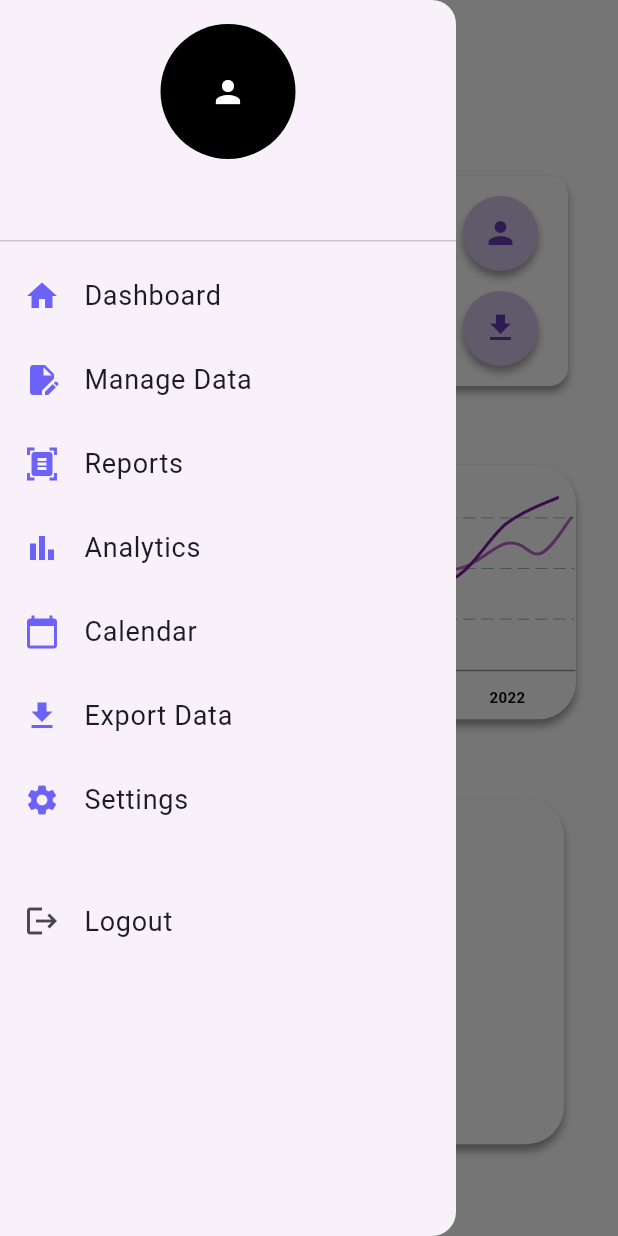
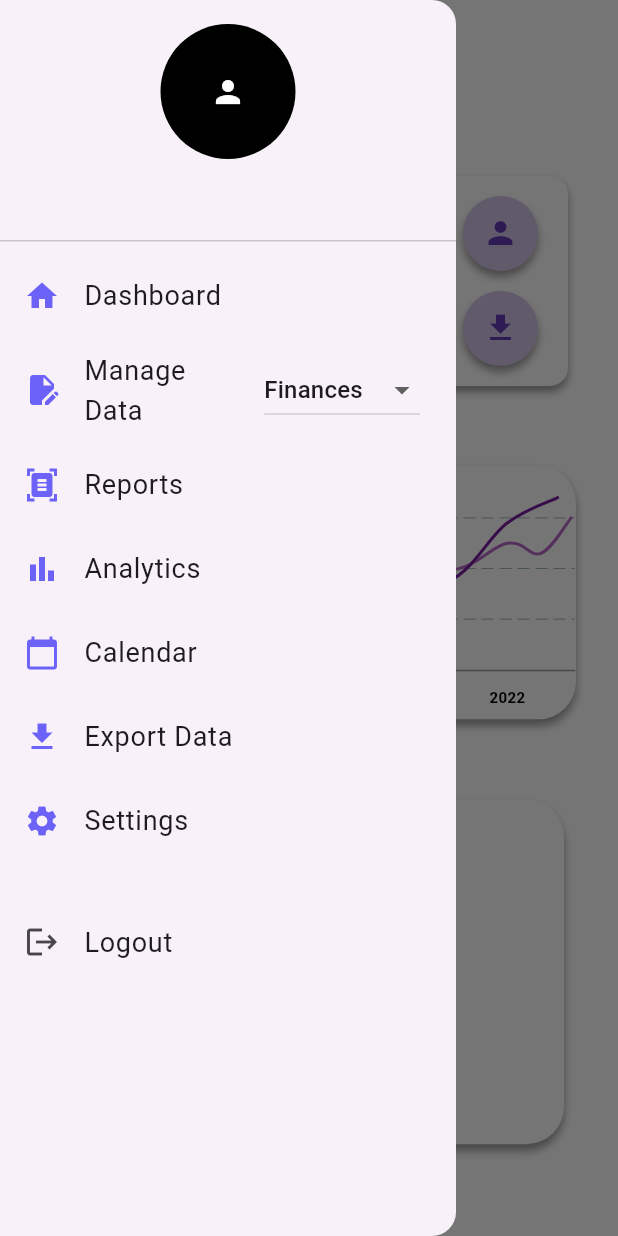
Before and after one commit to Wangu-Phillip/HenVision, a Flutter app: the screen it shows once a user with an empty profile is signed in, with the side drawer open, on a phone screen of 412 x 824 dp. Run offline on Flutter 3.47's test engine with Material 3 defaults, Android fonts, the phone set to English and light mode, and no system bars; drawn by our look-alikes of fl_chart, percent_indicator; our stand-ins replace cloud_firestore, firebase_auth, firebase_core; accounts and stored records are empty.

```diff
--- a/lib/common/widgets/drawer.dart
+++ b/lib/common/widgets/drawer.dart
@@ -8,15 +8,24 @@ import 'package:hen_vision/features/personalisation/views/user_profile.dart';
 import '../../features/personalisation/views/admin/admin_dashboard.dart';
 import '../../features/personalisation/views/reports.dart';
 
-class SidebarMenu extends StatelessWidget {
+class SidebarMenu extends StatefulWidget {
 
-  // get user name
-  final user = FirebaseAuth.instance.currentUser!;
 
   SidebarMenu({
     super.key,
     required user,
   });
+
+  @override
+  State<SidebarMenu> createState() => _SidebarMenuState();
+}
+
+class _SidebarMenuState extends State<SidebarMenu> {
+  // get user name
+  final user = FirebaseAuth.instance.currentUser!;
+
+  // Manage Data Dropdown list
+  String _selectedOption = 'Finances';
 
   @override
   Widget build(BuildContext context) {
@@ -77,23 +86,40 @@ class SidebarMenu extends StatelessWidget {
 
             // Manage Data
             ListTile(
-              onTap: () {
-                Navigator.push(
-                  context,
-                  MaterialPageRoute(builder: (context) {
-                    return const ManageFinances();
-                  }),
-                );
-              },
-              leading: const Icon(
-                  Icons.edit_document,
+              leading: Icon(
+                Icons.edit_document,
                 color: Color(0xFF6D62F7),
               ),
-              title: const Text(
+              title: Text(
                 "Manage Data",
                 style: TextStyle(
                   fontSize: 18,
                 ),
+              ),
+              trailing: DropdownButton<String>(
+                value: _selectedOption,
+                onChanged: (String? newValue) {
+                  setState(() {
+                    _selectedOption = newValue!;
+                  });
+                  if (_selectedOption == 'Finances') {
+                    Navigator.push(
+                      context,
+                      MaterialPageRoute(builder: (context) => ManageFinances()),
+                    );
+                  } else if (_selectedOption == 'Operations') {
+                    Navigator.push(
+                      context,
+                      MaterialPageRoute(builder: (context) => ManageOperations()),
+                    );
+                  }
+                },
+                items: <String>['Finances', 'Operations'].map((String value) {
+                  return DropdownMenuItem<String>(
+                    value: value,
+                    child: Text(value),
+                  );
+                }).toList(),
               ),
             ),
 
```
Also changed, not shown: lib/features/personalisation/views/admin/admin_dashboard.dart (+64 -7 lines), lib/features/personalisation/views/admin/manage_users.dart (added, +19 -0 lines), lib/features/personalisation/views/calendar.dart (added, +14 -0 lines).
